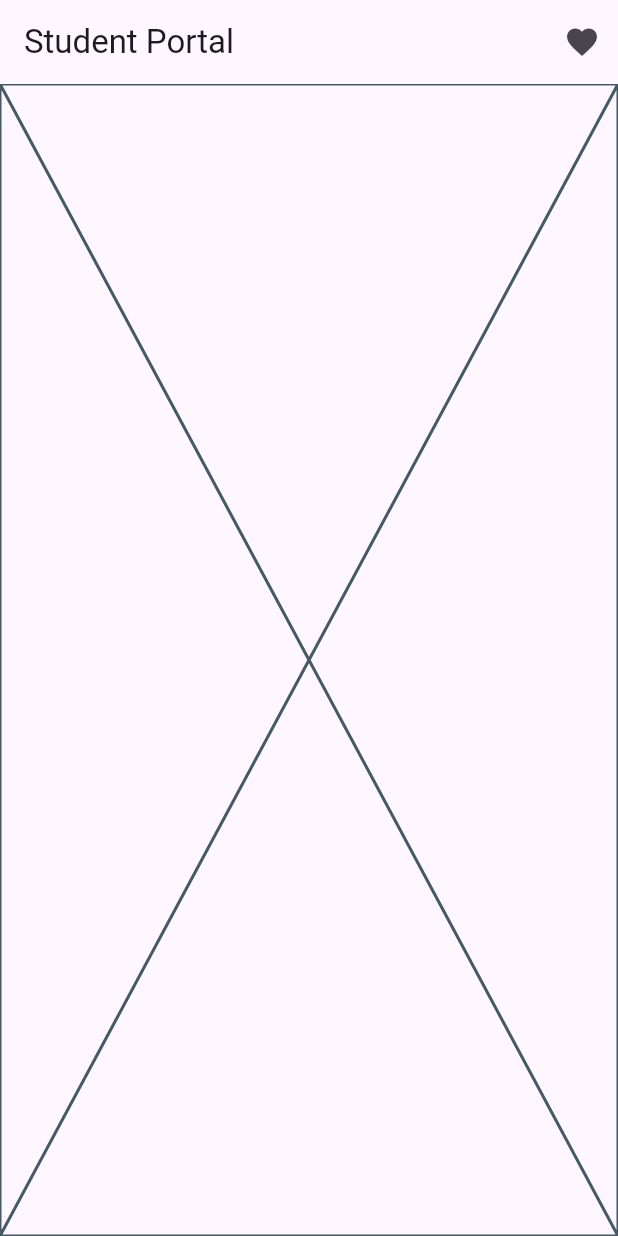
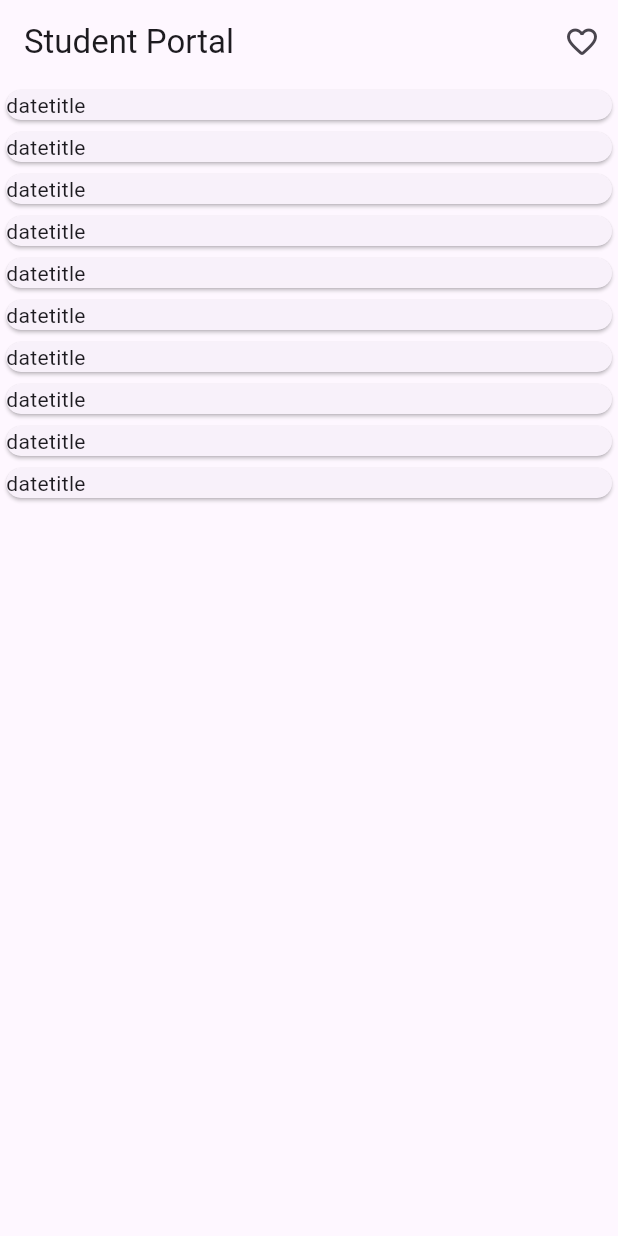
Before and after one commit to Faizan-glitch-os/student_potal_aup, a Flutter app: the screen it shows after launch, on a phone screen of 412 x 824 dp. Run offline on Flutter 3.47's test engine with Material 3 defaults, Android fonts, the phone set to English and light mode, and no system bars; our stand-ins replace animated_splash_screen, lottie.

Commit message:
array for notifications created but dates still remain intact

```diff
--- /dev/null
+++ b/lib/data_model.dart
@@ -0,0 +1,15 @@
+class Notifications {
+  Notifications({required this.date, required this.title, required this.image});
+
+  final String date;
+  final String title;
+  final String image;
+}
+
+class Scholarships {
+  Scholarships({required this.date, required this.title, required this.image});
+
+  final String date;
+  final String title;
+  final String image;
+}
--- a/lib/main.dart
+++ b/lib/main.dart
@@ -1,4 +1,5 @@
 import 'package:flutter/material.dart';
+import 'package:student_potal_aup/main_screen.dart';
 import 'package:student_potal_aup/splash_screen.dart';
 
 void main() {
@@ -10,12 +11,18 @@ class MyApp extends StatelessWidget {
 
   @override
   Widget build(BuildContext context) {
+    final screenWidth = MediaQuery.of(context).size.width;
+    final screenHeight = MediaQuery.of(context).size.height;
+
     return MaterialApp(
       theme: ThemeData(
         colorScheme: ColorScheme.fromSeed(seedColor: Colors.deepPurple),
         useMaterial3: true,
       ),
-      home: SplashScreen(),
+      home: MainScreen(
+        screenWidth: screenWidth,
+        screenHeight: screenHeight,
+      ),
     );
   }
 }
--- a/lib/main_screen.dart
+++ b/lib/main_screen.dart
@@ -1,7 +1,115 @@
 import 'package:flutter/material.dart';
+import 'package:student_potal_aup/data_model.dart';
 
 class MainScreen extends StatelessWidget {
-  const MainScreen({super.key});
+  MainScreen(
+      {super.key, required this.screenWidth, required this.screenHeight});
+
+  final double screenWidth;
+  final double screenHeight;
+
+  final notificationsData = [
+    Notifications(
+        date: '15/06/2024',
+        title: 'Summer Vacations notification',
+        image: 'assets/appImages/notifications/1.png'),
+    Notifications(
+        date: '15/06/2024',
+        title:
+            'Demonstration of Lecturers Faculty of Crop Production is scheduled to be held on 13-14 June, 2024 in the P&D committee room.',
+        image: 'assets/appImages/notifications/2.png'),
+    Notifications(
+        date: '15/06/2024',
+        title:
+            'Decisions of the UFM cases dealing committee meeting for BBA (H), BS (CS/IT), B.Sc. (H) & DVS students held on 28-05-2024 & 31-05-2024.',
+        image: 'assets/appImages/notifications/3.png'),
+    Notifications(
+        date: '15/06/2024',
+        title:
+            'UFM cases dealing committee meeting for BBA (H), BS (CS/IT) & DVS students have been scheduled on 31/05/2024',
+        image: 'assets/appImages/notifications/4.png'),
+    Notifications(
+        date: '15/06/2024',
+        title:
+            'The University of Agriculture Peshawar will remain closed on 28-05-2024 on account of "Youm-e-Takbeer"',
+        image: 'assets/appImages/notifications/5.png'),
+    Notifications(
+        date: '15/06/2024',
+        title:
+            'UFM cases dealing committee meeting for BBA (H), BS (CS/IT) & DVS students have been scheduled on 28/05/2024.',
+        image: 'assets/appImages/notifications/6.png'),
+    Notifications(
+        date: '15/06/2024',
+        title: 'Makeup Form Submission Last Date Extended till: 05-06-2024.',
+        image: 'assets/appImages/notifications/7.png'),
+    Notifications(
+        date: '15/06/2024',
+        title:
+            'One day Study Tour for Undergraduate Students (Last Date: 14-05-2024)',
+        image: 'assets/appImages/notifications/8.png'),
+    Notifications(
+        date: '15/06/2024',
+        title:
+            'Submission Of Make Up Examination Forms (Outgoing as well enrolled students of Agriculture/FMCS session Fall, 2018 and onward.',
+        image: 'assets/appImages/notifications/9.png'),
+    Notifications(
+        date: '15/06/2024',
+        title:
+            'Demonstration for the Posts of Lecturers FAHVS (Scheduled on: 17 & 18 April, 2024)',
+        image: 'assets/appImages/notifications/10.png'),
+    Notifications(
+        date: '15/06/2024',
+        title:
+            'Call for Papers (ICTAPP-24) 2nd International Conference on Computing Technologies, Tools and Applications JUNE 04-06, 2024 (Deadline for Paper submission: 05-05-2024)',
+        image: 'assets/appImages/notifications/11.png'),
+    Notifications(
+        date: '15/06/2024',
+        title:
+            'Admission/Migration in 2nd semester of undergraduate degree programs for the session Fall 2023-27 (Last Date: 06-04-2024)',
+        image: 'assets/appImages/notifications/12.png'),
+    Notifications(
+        date: '15/06/2024',
+        title:
+            'Recommendation for conferment of Pakistan Civil Awards-2024 (Last Date: 20-03-2024)',
+        image: 'assets/appImages/notifications/13.png'),
+    Notifications(
+        date: '15/06/2024',
+        title:
+            'Notice regarding unregistered students of Spring Semester 2024 (Last date: 14-03-2024)',
+        image: 'assets/appImages/notifications/14.png'),
+    Notifications(
+        date: '15/06/2024',
+        title:
+            'Admission Notice Class Nursery to 9th Session 2024-25 AUPS & College (Boys/Girls) Last Date: 18-03-2024.',
+        image: 'assets/appImages/notifications/15.png'),
+    Notifications(
+        date: '15/06/2024',
+        title:
+            'Schedule of Shortlisted Candidates for Interview/Demonstration FMCS (from 22 to 23 Feb, 2024).',
+        image: 'assets/appImages/notifications/16.png'),
+    Notifications(
+        date: '15/06/2024',
+        title:
+            'Notice for selected students who didn\'t receive laptops under PM Youth Laptop Scheme Phase III (Last Date: 16-02-2024)',
+        image: 'assets/appImages/notifications/17.png'),
+    Notifications(
+        date: '15/06/2024',
+        title:
+            'PhD Written Comprehensive Examination (Last Date to apply 29-02-2024)',
+        image: 'assets/appImages/notifications/18.png'),
+    Notifications(
+        date: '15/06/2024',
+        title:
+            'Office Orders released in light of judgment of the Hon\'ble Supreme Court of Pakistan.',
+        image: 'assets/appImages/notifications/19.png'),
+    Notifications(
+        date: '15/06/2024',
+        title:
+            'Demonstration for the Posts of Lecturers scheduled for February 14 & 15, 2024 has been postponed.',
+        image: 'assets/appImages/notifications/20.png'),
+  ];
+
+  final scholarshipsData = [];
 
   @override
   Widget build(BuildContext context) {
@@ -11,11 +119,22 @@ class MainScreen extends StatelessWidget {
         actions: [
           IconButton(
             onPressed: () {},
-            icon: Icon(Icons.favorite),
+            icon: Icon(Icons.favorite_border_rounded),
           ),
         ],
       ),
-      body: Placeholder(),
+      body: Container(
+        width: screenWidth,
+        height: screenHeight,
+        child: ListView.builder(
+          itemCount: 10,
+          itemBuilder: (context, index) => Card(
+            child: Row(
+              children: [Text('date'), Text('title')],
+            ),
+          ),
+        ),
+      ),
     );
   }
 }
--- a/lib/splash_screen.dart
+++ b/lib/splash_screen.dart
@@ -5,16 +5,21 @@ import 'package:lottie/lottie.dart';
 import 'package:student_potal_aup/main_screen.dart';
 
 class SplashScreen extends StatelessWidget {
-  const SplashScreen({super.key});
+  const SplashScreen(
+      {super.key, required this.screenWidth, required this.screenHeight});
+
+  final double screenWidth;
+  final double screenHeight;
 
   @override
   Widget build(BuildContext context) {
-    final screenWidth = MediaQuery.of(context).size.width;
-
     return AnimatedSplashScreen(
       splash:
           Lottie.asset('assets/splashScreen/Animation - 1718877457625.json'),
-      nextScreen: MainScreen(),
+      nextScreen: MainScreen(
+        screenWidth: screenWidth,
+        screenHeight: screenHeight,
+      ),
       duration: 5000,
       splashIconSize: screenWidth,
       splashTransition: SplashTransition.sizeTransition,
```
